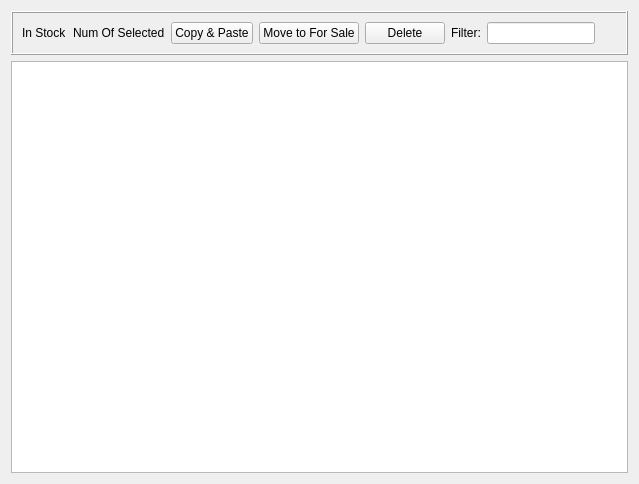
First picture: the form in src/Applications/BrickMoneyDesktop/src/InStock.ui, repository tlaemmlein/BrickMoney, before the edit.
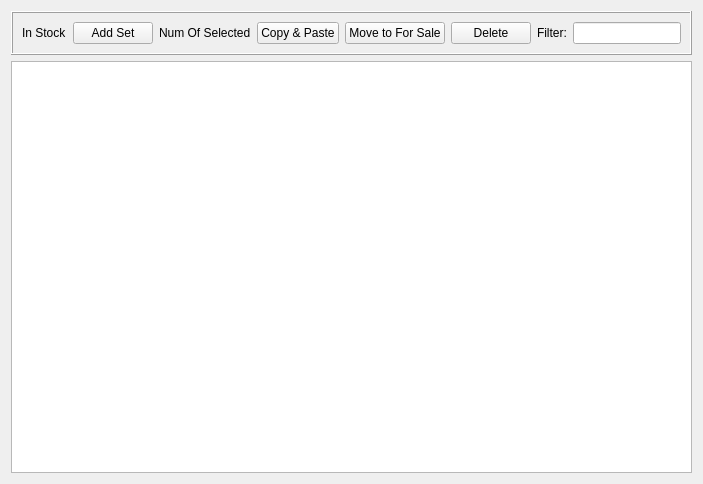
Second picture: the form after the edit.

Diff of the .ui file:
```diff
--- a/src/Applications/BrickMoneyDesktop/src/InStock.ui
+++ b/src/Applications/BrickMoneyDesktop/src/InStock.ui
@@ -30,6 +30,13 @@
         </property>
        </widget>
       </item>
+      <item>
+       <widget class="QPushButton" name="addPushButton">
+        <property name="text">
+         <string>Add Set</string>
+        </property>
+       </widget>
+      </item>
       <item>
        <widget class="QLabel" name="numOfSelectedLabel">
         <property name="text">
```
